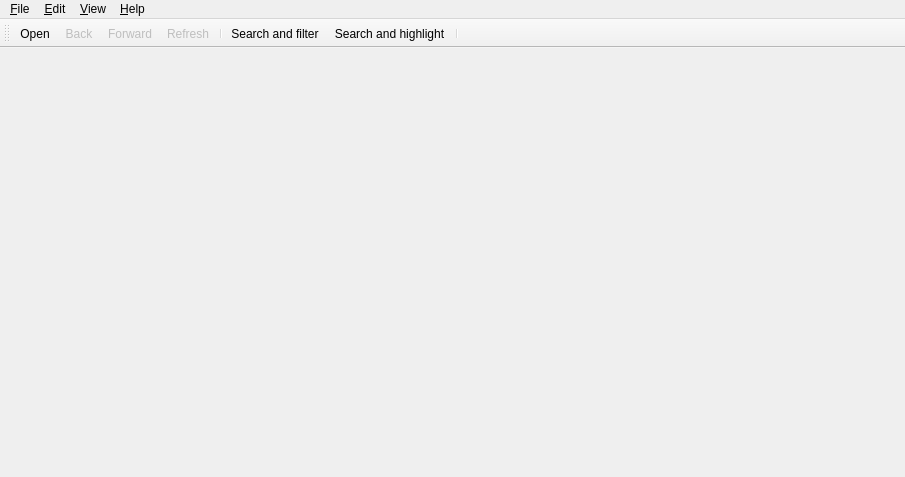
This is src/mainview.ui in coolshou/qgitx as Qt 5 draws it before an edit. The edited form follows.
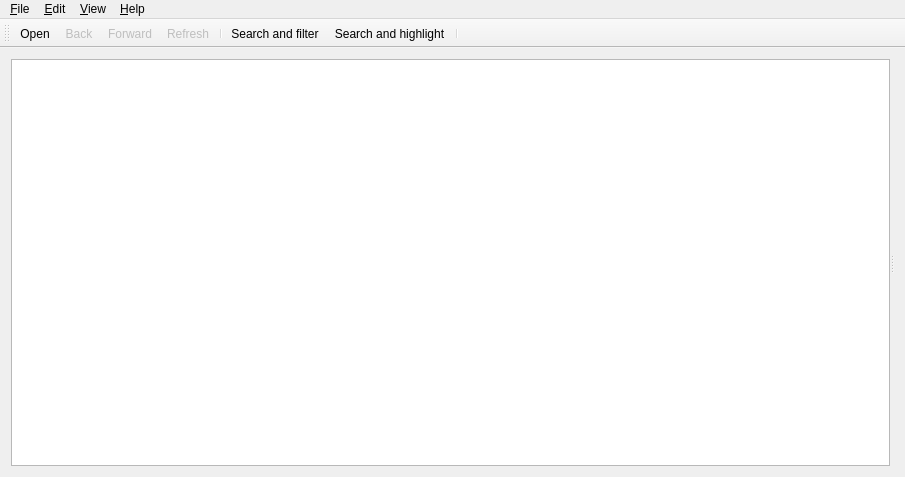
This is the edited form. Icons and pictures are not drawn.

Commit message: add a QTreeWidget as future navigator to main window

Diff of the .ui file:
```diff
--- a/src/mainview.ui
+++ b/src/mainview.ui
@@ -27,8 +27,17 @@
       <property name="orientation">
        <enum>Qt::Horizontal</enum>
       </property>
-      <widget class="QStackedWidget" name="viewStack">
+      <widget class="QTreeWidget" name="navigator">
+       <attribute name="headerVisible">
+        <bool>false</bool>
+       </attribute>
+       <column>
+        <property name="text">
+         <string notr="true">1</string>
+        </property>
+       </column>
       </widget>
+      <widget class="QStackedWidget" name="viewStack"/>
      </widget>
     </item>
    </layout>
```
